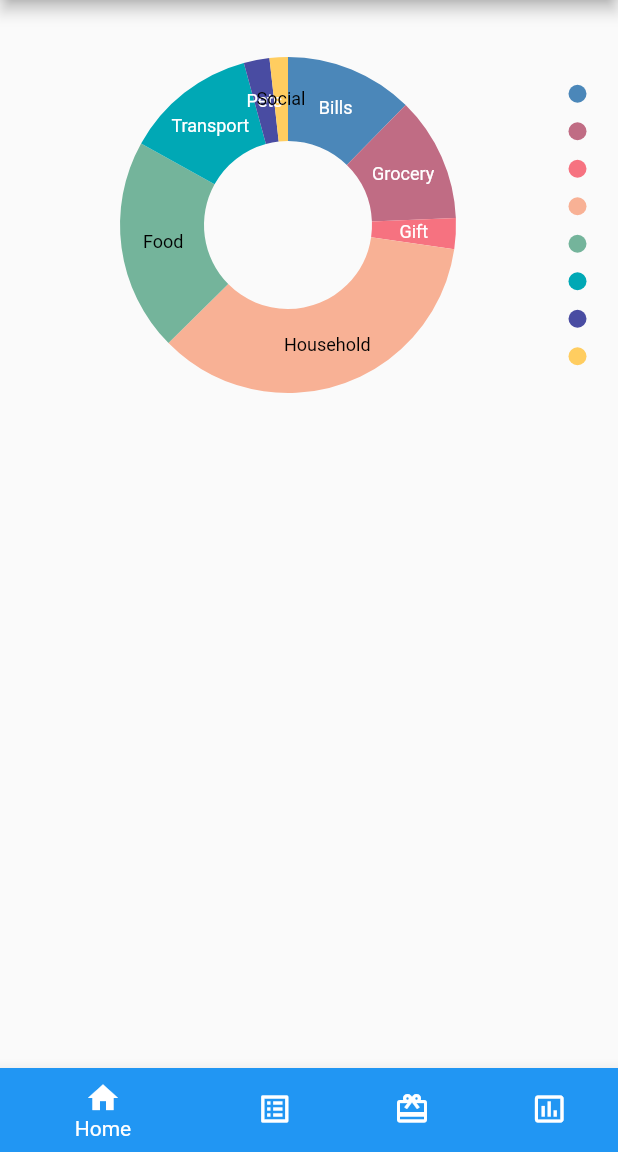
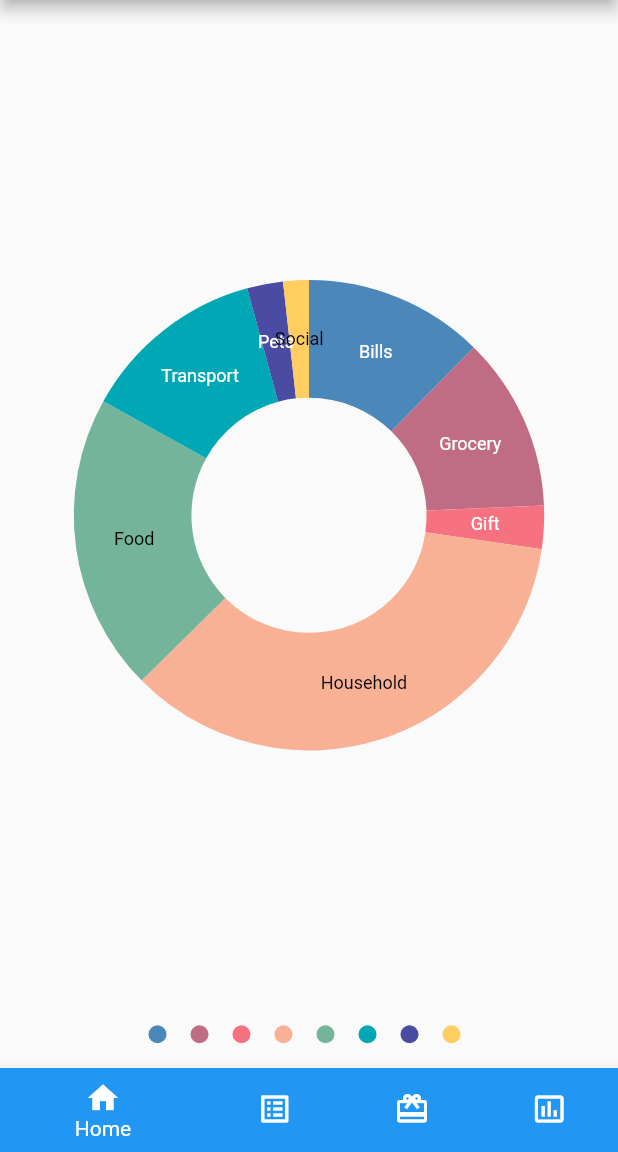
Before and after one commit to seoksee/WhatTheHack, a Flutter app: the screen it shows after launch, on a phone screen of 412 x 824 dp, the part 84-1236 px from its top. Run offline on Flutter 3.47's test engine with Material 2 defaults, Android fonts, the phone set to English and light mode, and no system bars; our stand-ins replace syncfusion_flutter_charts.

Commit message:
amend chart alignment to center

```diff
--- a/lib/screens/DashboardScreen.dart
+++ b/lib/screens/DashboardScreen.dart
@@ -203,6 +203,7 @@ class _DashboardScreenState extends State<DashboardScreen> {
         body: Column(
           children: [
             _children[_currentIndex],
+            Expanded(child:
             Center(
                   child: SfCircularChart(
                       legend: Legend(isVisible: true),
@@ -216,6 +217,8 @@ class _DashboardScreenState extends State<DashboardScreen> {
                         dataLabelMapper: (_PieData data, _) => data.text,
                         dataLabelSettings: DataLabelSettings(isVisible: true)),
                   ])),
+            )
+
           ],
         ),
         bottomNavigationBar: BottomNavigationBar(
```
Lines whose indentation alone changed are shown as unchanged.
